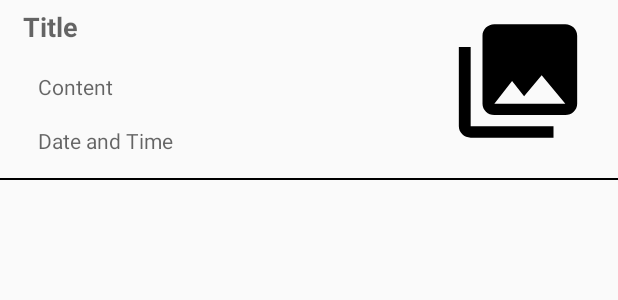
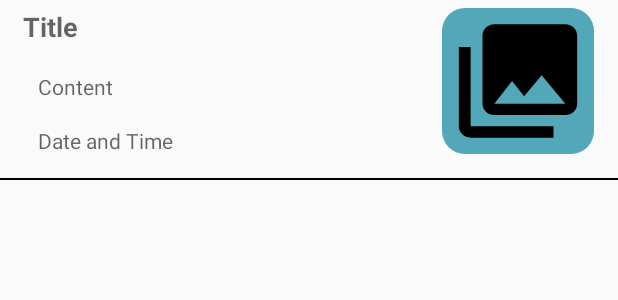
Before and after one commit to gavisharma/NotesFG, an Android app: the layout notes_grid_layout.xml on its own in the app's theme, with its tools: preview values and no code run, on a phone screen of 412 x 824 dp. Shown: the top 300 px of the screen. Run offline under Robolectric (Android 15) with nearby library versions, the phone set to English and light mode, and no system bars.

Commit message:
-Layout changed for NotesFG

```diff
--- a/app/src/main/java/com/example/foram/notesfg/NoteActivity.java
+++ b/app/src/main/java/com/example/foram/notesfg/NoteActivity.java
@@ -9,6 +9,7 @@ import android.database.Cursor;
 import android.database.sqlite.SQLiteDatabase;
 import android.graphics.Bitmap;
 import android.graphics.BitmapFactory;
+import android.graphics.Canvas;
 import android.media.Image;
 import android.net.Uri;
 import android.os.Build;
--- a/app/src/main/res/layout/activity_note.xml
+++ b/app/src/main/res/layout/activity_note.xml
@@ -26,6 +26,7 @@
 
     <EditText
         android:id="@+id/note_title"
+        android:textColor="@color/lgt_Green"
         android:layout_width="0dp"
         android:layout_height="40dp"
         android:layout_marginStart="8dp"
--- a/app/src/main/res/layout/notes_grid_layout.xml
+++ b/app/src/main/res/layout/notes_grid_layout.xml
@@ -9,6 +9,7 @@
         android:id="@+id/imageView"
         android:layout_width="101dp"
         android:layout_height="97dp"
+        android:background="@drawable/radius"
         android:layout_marginTop="5dp"
         android:layout_marginEnd="16dp"
         android:layout_marginRight="16dp"
--- a/app/src/main/res/values/colors.xml
+++ b/app/src/main/res/values/colors.xml
@@ -5,4 +5,5 @@
     <color name="colorAccent">#D81B60</color>
     <color name="sky">#52a8b8</color>
     <color name="light_Green">#52a8b8</color>
+    <color name="lgt_Green">#3c7c5c</color>
 </resources>
```
